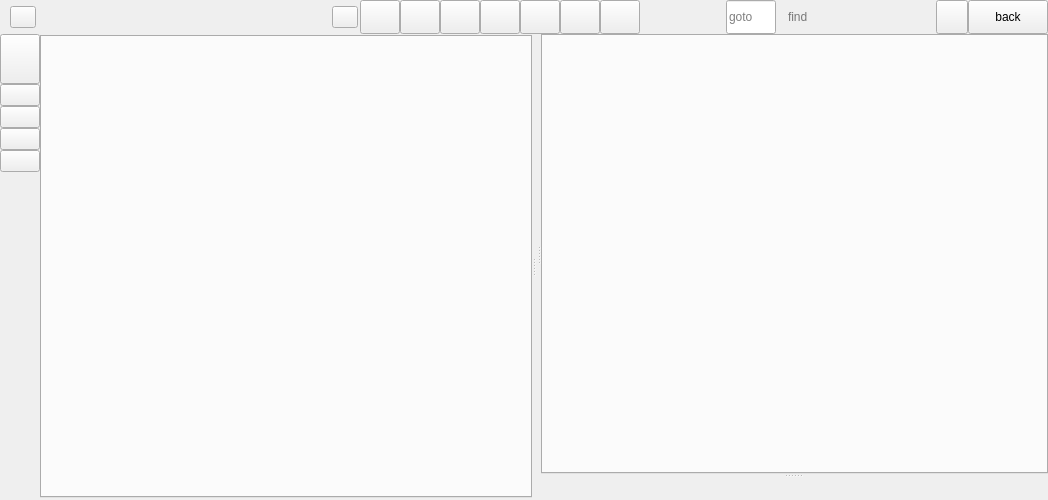
Above: scope/scope.ui from rkyleg/scope before the change. Below: the same form after it.
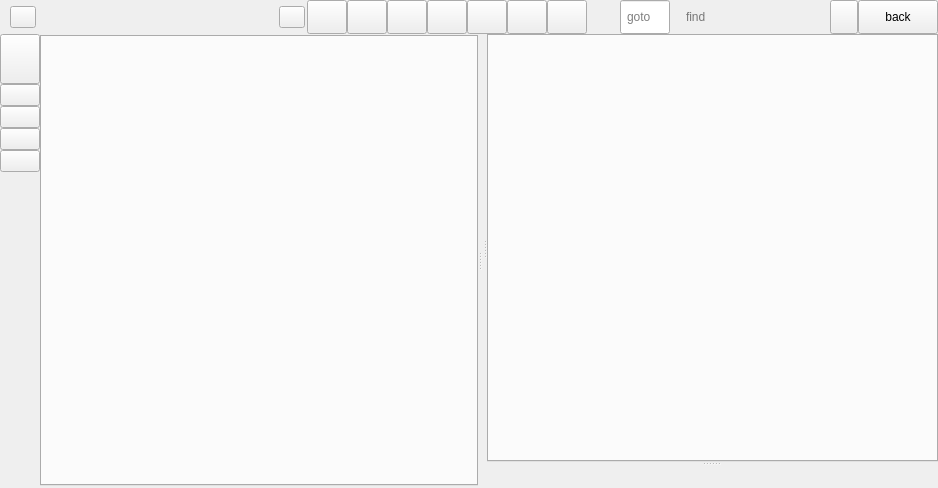
That is the form after the change. Icons and pictures are not drawn.

Commit message: moved toolbar icons back to main folder updated workspace menu icons added window switcher height setting - default to 3 rows tall

Patch:
```diff
--- a/scope/scope.ui
+++ b/scope/scope.ui
@@ -6,8 +6,8 @@
    <rect>
     <x>0</x>
     <y>0</y>
-    <width>1048</width>
-    <height>500</height>
+    <width>938</width>
+    <height>488</height>
    </rect>
   </property>
   <property name="windowTitle">
@@ -433,7 +433,8 @@
                  </property>
                  <property name="styleSheet">
                   <string notr="true">background:transparent;
-border:0px;</string>
+border:0px;
+padding-left:4px;</string>
                  </property>
                  <property name="placeholderText">
                   <string>find</string>
@@ -453,7 +454,7 @@
                  </property>
                  <property name="maximumSize">
                   <size>
-                   <width>32</width>
+                   <width>28</width>
                    <height>16777215</height>
                   </size>
                  </property>
@@ -495,6 +496,9 @@
               <property name="toolTip">
                <string>goto (Ctrl + G)</string>
               </property>
+              <property name="styleSheet">
+               <string notr="true">padding-left:4px;</string>
+              </property>
               <property name="placeholderText">
                <string>goto</string>
               </property>
```
Left out of the diff: 24 changed lines with no effect on the pictures. The commit also changes 33 other files.
